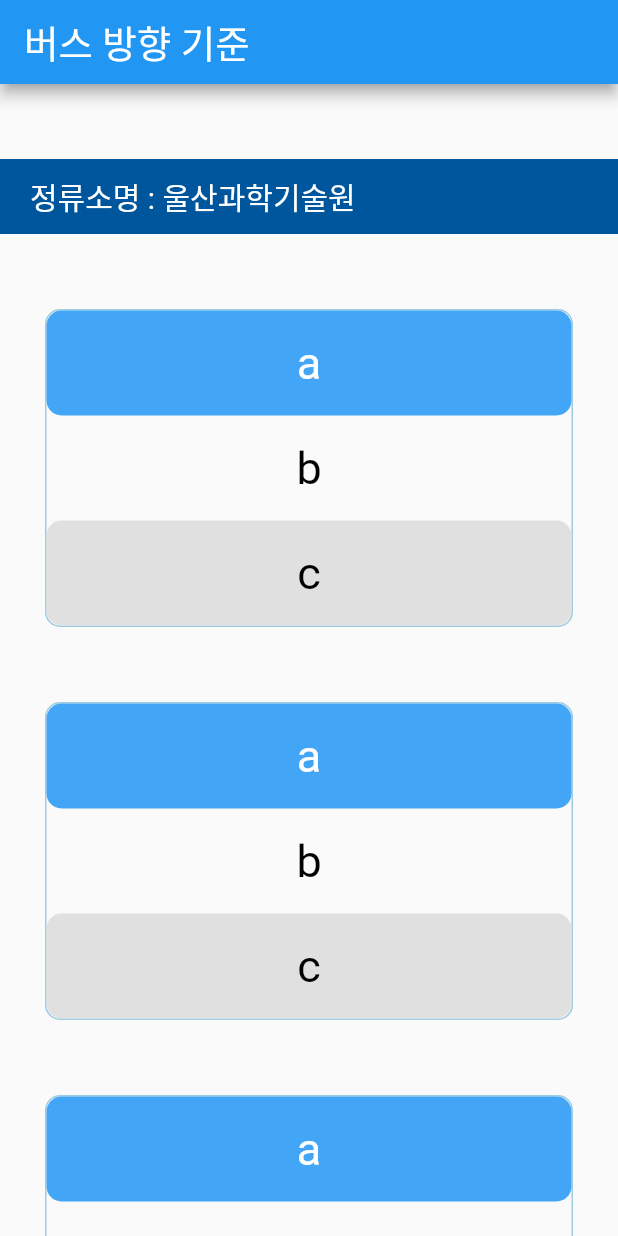
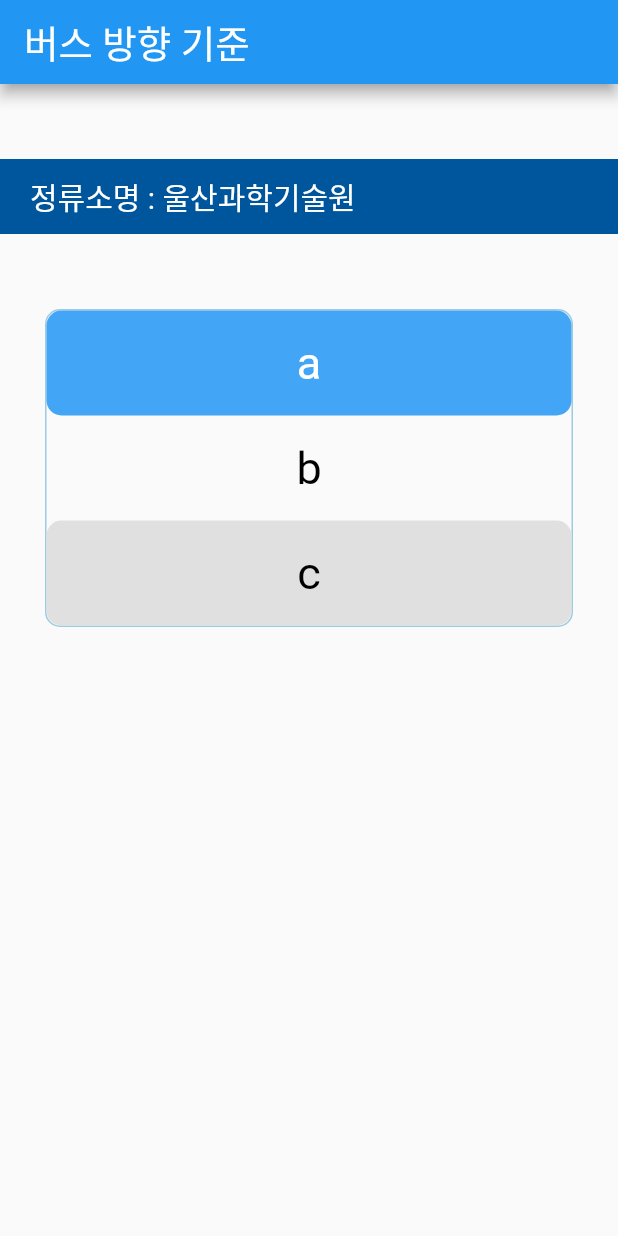
Before and after one commit to junwha0511/Bus-HeXA-App, a Flutter app: the screen it shows after launch, on a phone screen of 412 x 824 dp. Run offline on Flutter 3.47's test engine with Material 2 defaults, Android fonts, the phone set to English and light mode, and no system bars.

Commit message:
rename of function

```diff
--- a/lib/direction_page.dart
+++ b/lib/direction_page.dart
@@ -1,3 +1,4 @@
+import 'dart:core';
 import 'package:flutter/material.dart';
 
 class Directionpage extends StatefulWidget {
@@ -10,6 +11,10 @@ class Directionpage extends StatefulWidget {
 
 class _DirectionpageState extends State<Directionpage> {
   final _scrollController = ScrollController();
+  final List<String> busNo =['337(삼남신화 방면)', '337(태화강역 방면)',
+  '304(율리방면)', '304(복합웰컴센터 방면)', '743(태화강역 방면)',
+  '133(꽃바위 방면)', '743(덕하차고지 방면)', '233(농소차고지 방면)'];
+  final List<String> arrivalInfo =[''];
   @override
   Widget build(BuildContext context) {
     return Scaffold(
@@ -20,7 +25,7 @@ class _DirectionpageState extends State<Directionpage> {
       ),
       body: Scrollbar(
         controller: _scrollController,
-        radius: Radius.circular(10),
+        radius: const Radius.circular(10),
         thickness: 10,
         child: SingleChildScrollView(
         controller: _scrollController,
@@ -38,19 +43,13 @@ class _DirectionpageState extends State<Directionpage> {
               child: const Text('정류소명 : 울산과학기술원', style: TextStyle(
                 fontSize: 20, color: Colors.white)),
             ),
-            returnWidget(),
-            returnWidget(),
-            returnWidget(),
-            returnWidget(),
-            returnWidget(),
-            returnWidget(),
-            returnWidget()
+            buildBusinfo()
           ],
         ),
     ))));
   }
 }
-Widget returnWidget(){
+Widget buildBusinfo(){
   return Container(
               margin: const EdgeInsets.only(top: 50, left: 30, right: 30),
               height: 212,
```
